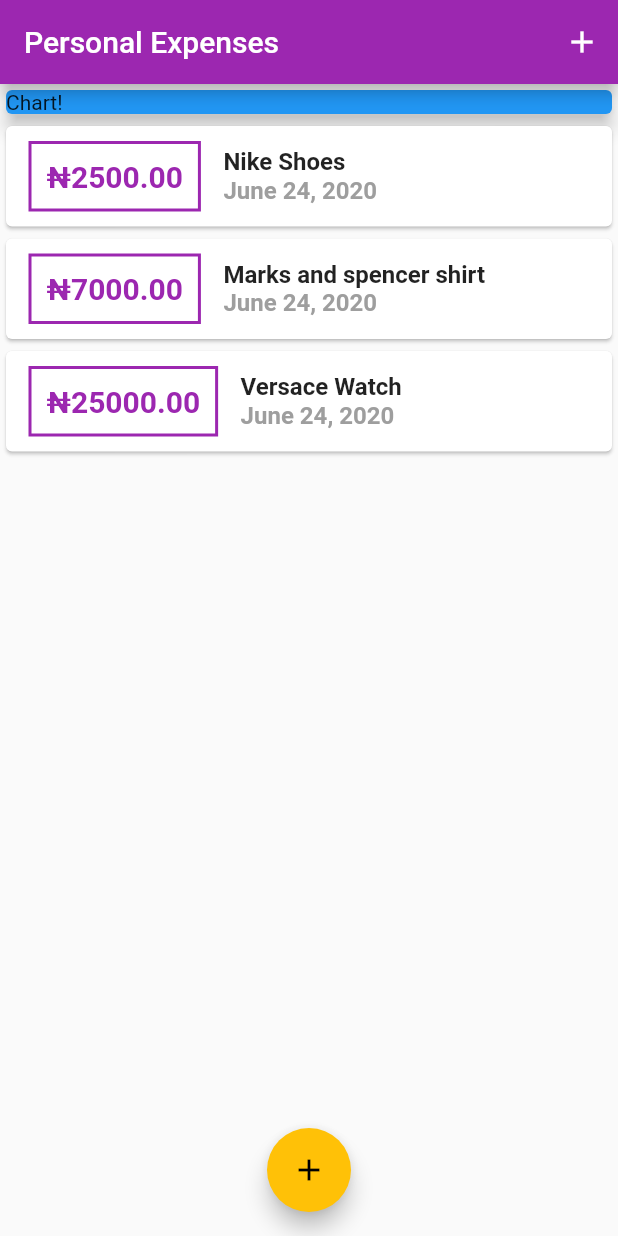
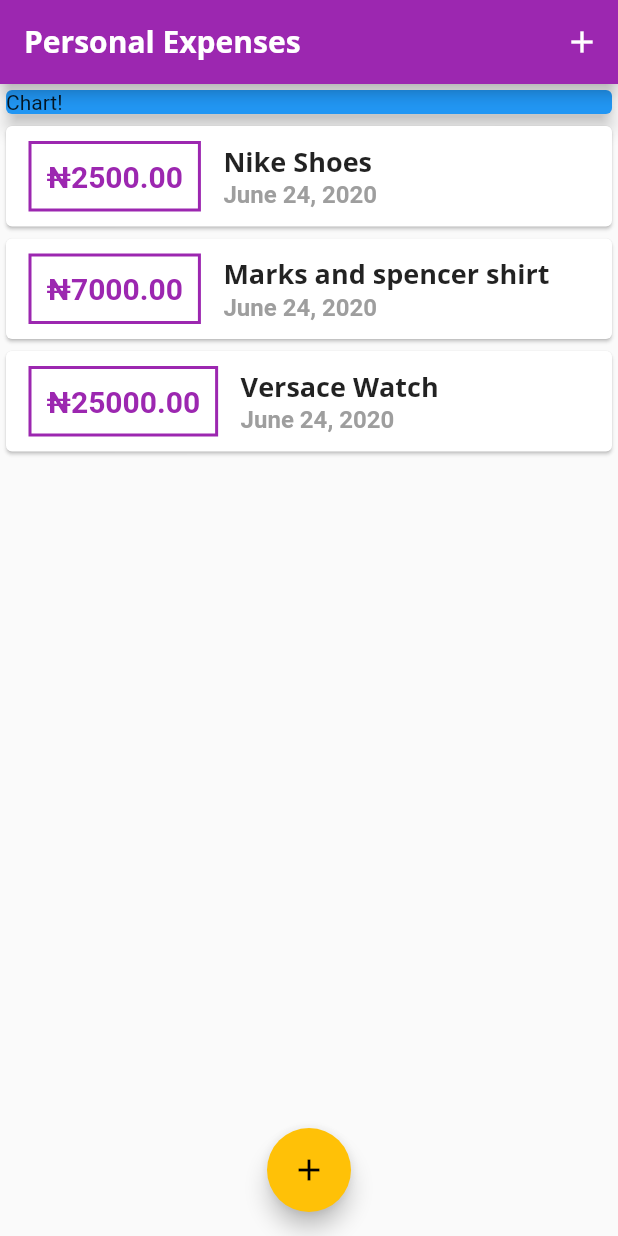
Before and after one commit to eldeeno/personal_expense_app, a Flutter app: the screen it shows after launch, on a phone screen of 412 x 824 dp. Run offline on Flutter 3.47's test engine with Material 2 defaults, Android fonts, the phone set to English and light mode, and no system bars.

Commit message:
Applied theme

```diff
--- a/lib/main.dart
+++ b/lib/main.dart
@@ -14,7 +14,24 @@ class MyApp extends StatelessWidget {
       title: 'Personal Expenses',
       theme: ThemeData(
         primarySwatch: Colors.purple,
-        accentColor: Colors.amber
+        accentColor: Colors.amber,
+        fontFamily: 'Quicksand',
+        textTheme: ThemeData.light().textTheme.copyWith(
+              headline6: TextStyle(
+                fontFamily: 'OpenSans',
+                fontWeight: FontWeight.bold,
+                fontSize: 18.0,
+              ),
+            ),
+        appBarTheme: AppBarTheme(
+          textTheme: ThemeData.light().textTheme.copyWith(
+                headline6: TextStyle(
+                  fontFamily: 'OpenSans',
+                  fontSize: 20,
+                  fontWeight: FontWeight.bold,
+                ),
+              ),
+        ),
       ),
       home: MyHomePage(),
     );
--- a/lib/widgets/transaction_list.dart
+++ b/lib/widgets/transaction_list.dart
@@ -43,10 +43,7 @@ class TransactionList extends StatelessWidget {
                     children: <Widget>[
                       Text(
                         transactions[index].title,
-                        style: TextStyle(
-                          fontSize: 16,
-                          fontWeight: FontWeight.bold,
-                        ),
+                        style: Theme.of(context).textTheme.headline6,
                       ),
                       Text(
                         DateFormat.yMMMMd().format(transactions[index].date),
```
